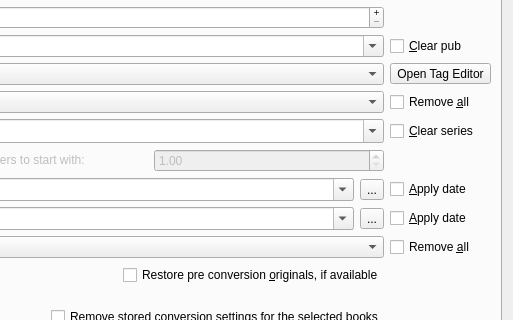
Above: src/calibre/gui2/dialogs/metadata_bulk.ui from kovidgoyal/calibre before the change; both pictures show x 449 to 962 and y 142 to 462 of the 962 by 645 pixel window. Below: the same form after it.
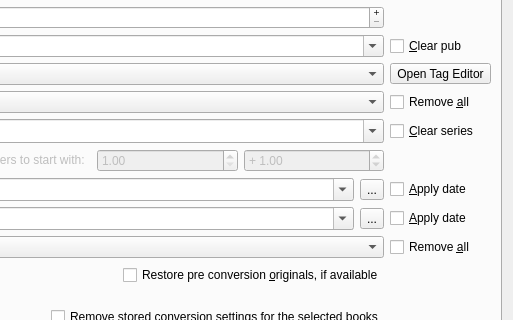
That is the form after the change. Icons and pictures are not drawn. Custom widgets are drawn as their Qt base class.

Commit message: Bulk metadata edit: Allow changing the series index increment when force numbering a series

What changed in the file:
```diff
--- a/src/calibre/gui2/dialogs/metadata_bulk.ui
+++ b/src/calibre/gui2/dialogs/metadata_bulk.ui
@@ -401,6 +401,25 @@
                </property>
               </widget>
              </item>
+             <item>
+              <widget class="QDoubleSpinBox" name="series_increment">
+               <property name="enabled">
+                <bool>false</bool>
+               </property>
+               <property name="toolTip">
+                <string>The amount by which to increment the series number for successive books. Only applicable when using force series numbers.</string>
+               </property>
+               <property name="prefix">
+                <string>+ </string>
+               </property>
+               <property name="minimum">
+                <double>0.010000000000000</double>
+               </property>
+               <property name="value">
+                <double>1.000000000000000</double>
+               </property>
+              </widget>
+             </item>
             </layout>
            </item>
            <item row="9" column="0">
```
Left out of the diff: 4 changed lines with no effect on the pictures. The commit also changes 1 other file.
